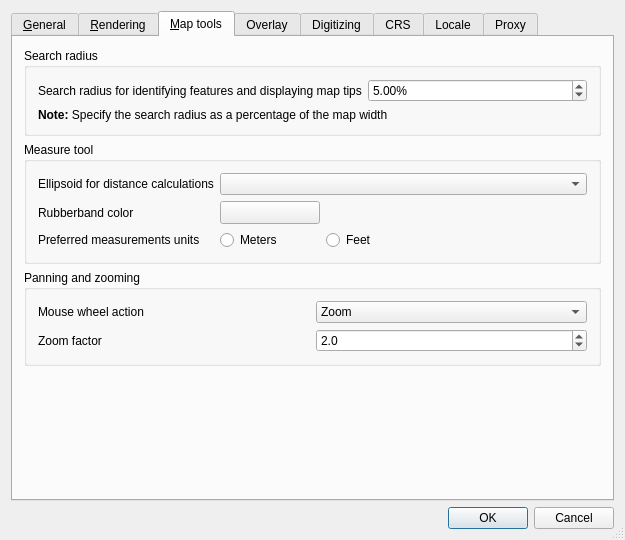
This is qgis/src/ui/qgsoptionsbase.ui in sourcepole/qgis as Qt 5 draws it before an edit. The edited form follows.
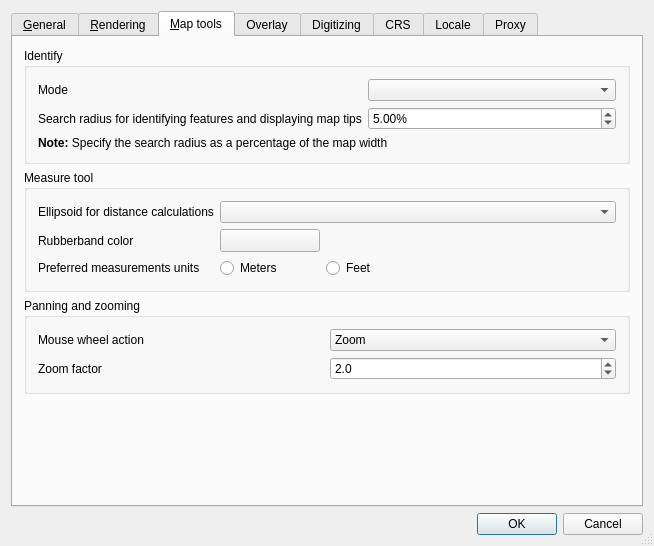
This is the edited form. The open tabs and pages were chosen to show the change. Icons and pictures are not drawn. Custom widgets are drawn as their Qt base class.

Commit message: [FEATURE] multi-layer identify

```diff
--- a/qgis/src/ui/qgsoptionsbase.ui
+++ b/qgis/src/ui/qgsoptionsbase.ui
@@ -6,8 +6,8 @@
    <rect>
     <x>0</x>
     <y>0</y>
-    <width>617</width>
-    <height>521</height>
+    <width>654</width>
+    <height>546</height>
    </rect>
   </property>
   <property name="windowTitle">
@@ -503,13 +503,13 @@
        <item row="0" column="0">
         <widget class="QGroupBox" name="groupBox_7">
          <property name="title">
-          <string>Search radius</string>
+          <string>Identify</string>
          </property>
          <layout class="QGridLayout">
           <property name="margin">
            <number>11</number>
           </property>
-          <item row="1" column="0" colspan="2">
+          <item row="2" column="0" colspan="2">
            <widget class="QLabel" name="textLabel2">
             <property name="text">
              <string>&lt;b&gt;Note:&lt;/b&gt; Specify the search radius as a percentage of the map width</string>
@@ -519,7 +519,7 @@
             </property>
            </widget>
           </item>
-          <item row="0" column="0">
+          <item row="1" column="0">
            <widget class="QLabel" name="textLabel1_3">
             <property name="text">
              <string>Search radius for identifying features and displaying map tips</string>
@@ -529,7 +529,7 @@
             </property>
            </widget>
           </item>
-          <item row="0" column="1">
+          <item row="1" column="1">
            <widget class="QDoubleSpinBox" name="spinBoxIdentifyValue">
             <property name="suffix">
              <string>%</string>
@@ -545,6 +545,16 @@
             </property>
            </widget>
           </item>
+          <item row="0" column="1">
+           <widget class="QComboBox" name="cmbIdentifyMode"/>
+          </item>
+          <item row="0" column="0">
+           <widget class="QLabel" name="label_4">
+            <property name="text">
+             <string>Mode</string>
+            </property>
+           </widget>
+          </item>
          </layout>
         </widget>
        </item>
```
The commit also changes 12 other files.
